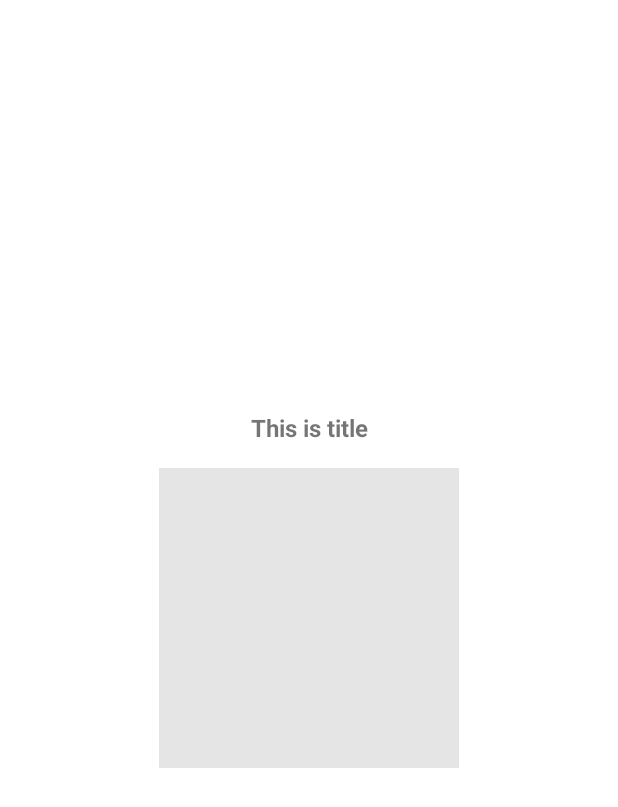
After one commit to hide1202/Giphy-Android, an Android app: the layout activity_gif_detail.xml on its own in the app's theme, with its tools: preview values and no code run, on a phone screen of 412 x 824 dp. The commit adds this screen. Shown: the top 807 px of the screen. Run offline under Robolectric (Android 15) with nearby library versions, the phone set to English and light mode, and no system bars.

Commit message:
implement GifDetailActivity simply

```diff
--- a/app/src/main/AndroidManifest.xml
+++ b/app/src/main/AndroidManifest.xml
@@ -12,6 +12,7 @@
         android:roundIcon="@mipmap/ic_launcher_round"
         android:supportsRtl="true"
         android:theme="@style/Theme.GiphyAndroid">
+
         <activity android:name=".MainActivity">
             <intent-filter>
                 <action android:name="android.intent.action.MAIN" />
@@ -19,6 +20,8 @@
                 <category android:name="android.intent.category.LAUNCHER" />
             </intent-filter>
         </activity>
+
+        <activity android:name=".GifDetailActivity" />
     </application>
 
 </manifest>
--- /dev/null
+++ b/app/src/main/res/drawable/ic_up_arrow_white.xml
@@ -0,0 +1,5 @@
+<vector android:height="24dp" android:tint="#FFFFFF"
+    android:viewportHeight="24" android:viewportWidth="24"
+    android:width="24dp" xmlns:android="http://schemas.android.com/apk/res/android">
+    <path android:fillColor="@android:color/white" android:pathData="M7.41,15.41L12,10.83l4.59,4.58L18,14l-6,-6 -6,6z"/>
+</vector>
--- /dev/null
+++ b/app/src/main/res/layout/activity_gif_detail.xml
@@ -0,0 +1,45 @@
+<?xml version="1.0" encoding="utf-8"?>
+<layout xmlns:android="http://schemas.android.com/apk/res/android"
+    xmlns:app="http://schemas.android.com/apk/res-auto"
+    xmlns:tools="http://schemas.android.com/tools">
+
+    <data>
+
+        <variable
+            name="media"
+            type="io.viewpoint.giphy.domain.model.Media" />
+    </data>
+
+    <androidx.constraintlayout.widget.ConstraintLayout
+        android:layout_width="match_parent"
+        android:layout_height="match_parent">
+
+        <TextView
+            android:id="@+id/title"
+            android:layout_width="0dp"
+            android:layout_height="wrap_content"
+            android:layout_marginBottom="16dp"
+            android:ellipsize="end"
+            android:gravity="center"
+            android:maxLines="2"
+            android:text="@{media.title}"
+            android:textSize="16sp"
+            android:textStyle="bold"
+            app:layout_constraintBottom_toTopOf="@id/image"
+            app:layout_constraintEnd_toEndOf="@id/image"
+            app:layout_constraintStart_toStartOf="@id/image"
+            tools:text="This is title" />
+
+        <ImageView
+            android:id="@+id/image"
+            android:layout_width="200dp"
+            android:layout_height="200dp"
+            android:scaleType="centerCrop"
+            app:layout_constraintBottom_toBottomOf="parent"
+            app:layout_constraintEnd_toEndOf="parent"
+            app:layout_constraintStart_toStartOf="parent"
+            app:layout_constraintTop_toTopOf="parent"
+            tools:background="@color/black_10" />
+
+    </androidx.constraintlayout.widget.ConstraintLayout>
+</layout>
--- a/app/src/main/res/values/colors.xml
+++ b/app/src/main/res/values/colors.xml
@@ -7,4 +7,6 @@
     <color name="teal_700">#FF018786</color>
     <color name="black">#FF000000</color>
     <color name="white">#FFFFFFFF</color>
+
+    <color name="black_10">#1A000000</color>
 </resources>
--- a/buildSrc/src/main/kotlin/Dependencies.kt
+++ b/buildSrc/src/main/kotlin/Dependencies.kt
@@ -32,7 +32,7 @@ object AndroidX {
         const val constraintLayout = "2.0.4"
         const val lifecycle = "2.2.0"
         const val hilt = "1.0.0-alpha02"
-        const val paging = "3.0.0-alpha07"
+        const val paging = "3.0.0-alpha09"
     }
 
     const val coreKtx = "androidx.core:core-ktx:${Versions.coreKtx}"
--- a/domain/src/main/java/io/viewpoint/giphy/domain/repository/GiphyMediaRepository.kt
+++ b/domain/src/main/java/io/viewpoint/giphy/domain/repository/GiphyMediaRepository.kt
@@ -24,7 +24,9 @@ class GiphyMediaRepository @Inject constructor(
             .map {
                 Media(
                     type = type,
-                    url = it.images?.fixed_height?.url
+                    title = it.title ?: "",
+                    previewUrl = it.images?.preview_gif?.url,
+                    url = it.images?.fixed_height_downsampled?.url
                 )
             }.let {
                 val totalPage = pagination.total_count / pagination.count
```
Also changed, not shown: app/src/main/java/io/viewpoint/giphy/GifDetailActivity.kt (added, +41 -0 lines), app/src/main/java/io/viewpoint/giphy/MainActivity.kt (+16 -1 lines), app/src/main/java/io/viewpoint/giphy/extensions/BindingAdapters.kt (added, +10 -0 lines), app/src/main/java/io/viewpoint/giphy/extensions/GlideExtensions.kt (added, +23 -0 lines), app/src/main/java/io/viewpoint/giphy/home/TrendingAdapter.kt (+28 -16 lines), app/src/main/res/layout/activity_main.xml (+19 -0 lines), domain/src/main/java/io/viewpoint/giphy/domain/model/Media.kt (+5 -2 lines).
